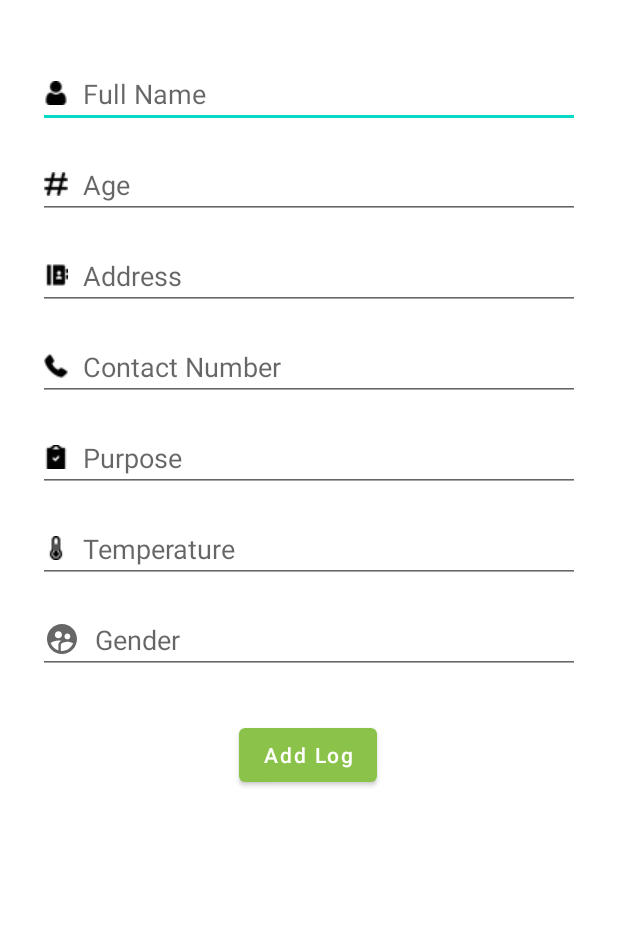
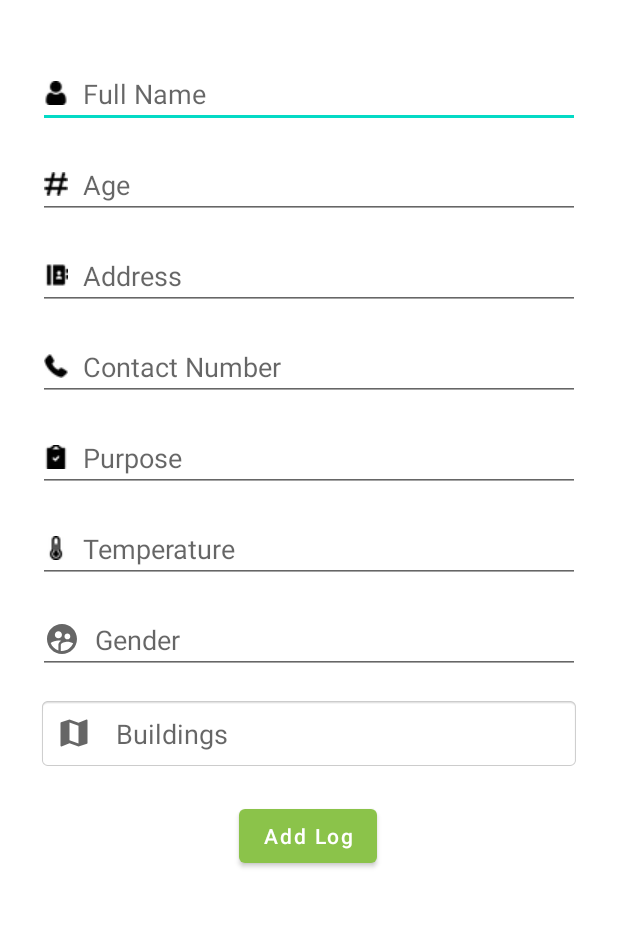
Before and after one commit to haroldeslr/qr-code-scanner-app, an Android app: the SaveRecordDataActivity screen opened directly, with no data from a screen before it, on a phone screen of 412 x 824 dp, the part 197-1125 px from its top. Run offline under Robolectric (Android 15) with nearby library versions, the light colour scheme and no system bars; 8 statements that could not run were skipped.

Commit message:
update save log screen

```diff
--- a/app/src/main/java/com/year3project/qrcodescanner/LogData.java
+++ b/app/src/main/java/com/year3project/qrcodescanner/LogData.java
@@ -10,6 +10,8 @@ public class LogData implements Serializable {
     public String temperature;
     public String gender;
     public String reason;
+    public String selectedBuilding;
+    public String imageName;
     public String dateAndTime;
 
     public boolean validQRData;
--- a/app/src/main/java/com/year3project/qrcodescanner/ScannerActivity.java
+++ b/app/src/main/java/com/year3project/qrcodescanner/ScannerActivity.java
@@ -157,7 +157,7 @@ public class ScannerActivity extends AppCompatActivity {
 
         LogData logData1 = new LogData();
 
-        if (logDataArray.length != 7) {
+        if (logDataArray.length != 9) {
             logData1.validQRData = false;
             return logData1;
         }
@@ -177,6 +177,10 @@ public class ScannerActivity extends AppCompatActivity {
                 logData1.gender = data;
             } else if (count == 6) {
                 logData1.reason = data;
+            } else if (count == 7) {
+                logData1.selectedBuilding = data;
+            } else if (count == 8) {
+                logData1.imageName = data;
             }
 
             count++;
--- a/app/src/main/java/com/year3project/qrcodescanner/UploadLog.java
+++ b/app/src/main/java/com/year3project/qrcodescanner/UploadLog.java
@@ -38,6 +38,8 @@ public class UploadLog extends AsyncTask<LogData, Void, String> {
         String temperature = logData.temperature;
         String gender = logData.gender;
         String reason = logData.reason;
+        String selectedBuildings = logData.selectedBuilding;
+        String imageName = logData.imageName;
         String time = logData.dateAndTime;
 
         String uploadURL = "https://pucls.000webhostapp.com/php/upload_log_from_android.php";
@@ -56,6 +58,8 @@ public class UploadLog extends AsyncTask<LogData, Void, String> {
                     URLEncoder.encode("temperature", "UTF-8")+"="+URLEncoder.encode(temperature, "UTF-8")+"&"+
                     URLEncoder.encode("gender", "UTF-8")+"="+URLEncoder.encode(gender, "UTF-8")+"&"+
                     URLEncoder.encode("reason", "UTF-8")+"="+URLEncoder.encode(reason, "UTF-8")+"&"+
+                    URLEncoder.encode("selected_buildings", "UTF-8")+"="+URLEncoder.encode(selectedBuildings, "UTF-8")+"&"+
+                    URLEncoder.encode("image_name", "UTF-8")+"="+URLEncoder.encode(imageName, "UTF-8")+"&"+
                     URLEncoder.encode("time", "UTF-8")+"="+URLEncoder.encode(time, "UTF-8");
             bufferedWriter.write(post_data);
             bufferedWriter.flush();
--- /dev/null
+++ b/app/src/main/res/drawable/ic_baseline_map_24.xml
@@ -0,0 +1,10 @@
+<vector xmlns:android="http://schemas.android.com/apk/res/android"
+    android:width="24dp"
+    android:height="24dp"
+    android:viewportWidth="24"
+    android:viewportHeight="24"
+    android:tint="?attr/colorControlNormal">
+  <path
+      android:fillColor="@android:color/white"
+      android:pathData="M20.5,3l-0.16,0.03L15,5.1 9,3 3.36,4.9c-0.21,0.07 -0.36,0.25 -0.36,0.48V20.5c0,0.28 0.22,0.5 0.5,0.5l0.16,-0.03L9,18.9l6,2.1 5.64,-1.9c0.21,-0.07 0.36,-0.25 0.36,-0.48V3.5c0,-0.28 -0.22,-0.5 -0.5,-0.5zM15,19l-6,-2.11V5l6,2.11V19z"/>
+</vector>
--- a/app/src/main/res/layout/activity_save_record_data.xml
+++ b/app/src/main/res/layout/activity_save_record_data.xml
@@ -1,10 +1,19 @@
 <?xml version="1.0" encoding="utf-8"?>
-<androidx.constraintlayout.widget.ConstraintLayout xmlns:android="http://schemas.android.com/apk/res/android"
+<FrameLayout xmlns:android="http://schemas.android.com/apk/res/android"
     xmlns:app="http://schemas.android.com/apk/res-auto"
     xmlns:tools="http://schemas.android.com/tools"
     android:layout_width="match_parent"
     android:layout_height="match_parent"
     tools:context=".SaveRecordDataActivity">
+
+    <ScrollView
+        android:layout_width="match_parent"
+        android:layout_height="match_parent">
+
+        <androidx.constraintlayout.widget.ConstraintLayout
+            android:layout_width="match_parent"
+            android:layout_height="match_parent"
+            android:paddingBottom="20dp">
 
             <TextView
                 android:id="@+id/textView"
@@ -125,16 +134,35 @@
                 app:layout_constraintStart_toStartOf="@+id/tv_temp"
                 app:layout_constraintTop_toBottomOf="@+id/tv_temp" />
 
+            <TextView
+                android:id="@+id/tv_selected_buildings"
+                android:layout_width="0dp"
+                android:layout_height="wrap_content"
+                android:layout_centerInParent="true"
+                android:layout_marginTop="15dp"
+                android:drawableLeft="@drawable/ic_baseline_map_24"
+                android:background="@android:drawable/editbox_background"
+                android:drawablePadding="16dp"
+                android:hint="Buildings"
+                android:textSize="18sp"
+                android:padding="12dp"
+                app:layout_constraintEnd_toEndOf="@+id/tv_temp"
+                app:layout_constraintHorizontal_bias="0.0"
+                app:layout_constraintStart_toStartOf="@+id/tv_temp"
+                app:layout_constraintTop_toBottomOf="@+id/tv_gender" />
+
             <Button
                 android:id="@+id/upload_button"
                 android:layout_width="wrap_content"
                 android:layout_height="wrap_content"
-        android:layout_marginTop="30dp"
+                android:layout_marginTop="20dp"
                 android:onClick="onUpload"
                 android:text="Add Log"
                 android:textAllCaps="false"
                 app:layout_constraintEnd_toEndOf="@+id/tv_gender"
                 app:layout_constraintHorizontal_bias="0.498"
                 app:layout_constraintStart_toStartOf="@+id/tv_gender"
-        app:layout_constraintTop_toBottomOf="@+id/tv_gender" />
+                app:layout_constraintTop_toBottomOf="@+id/tv_selected_buildings" />
         </androidx.constraintlayout.widget.ConstraintLayout>
+    </ScrollView>
+</FrameLayout>
```
Also changed, not shown: app/src/main/java/com/year3project/qrcodescanner/SaveRecordDataActivity.java (+3 -7 lines). Lines whose indentation alone changed are shown as unchanged.
